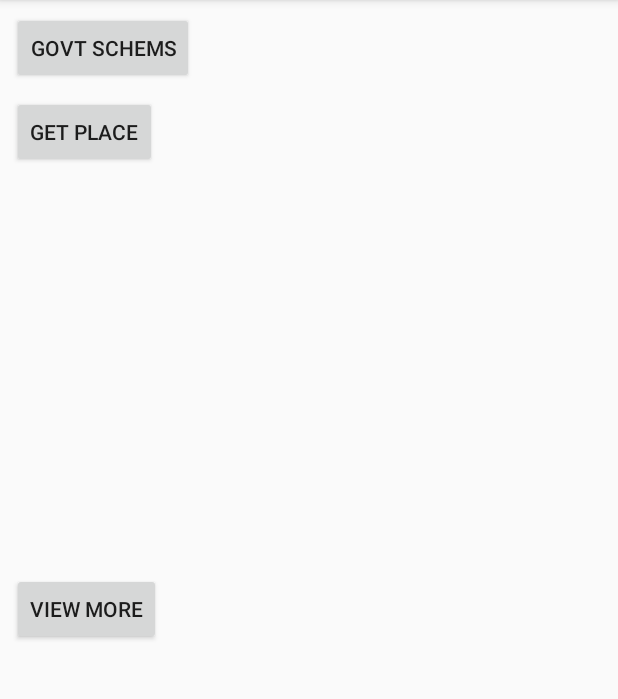
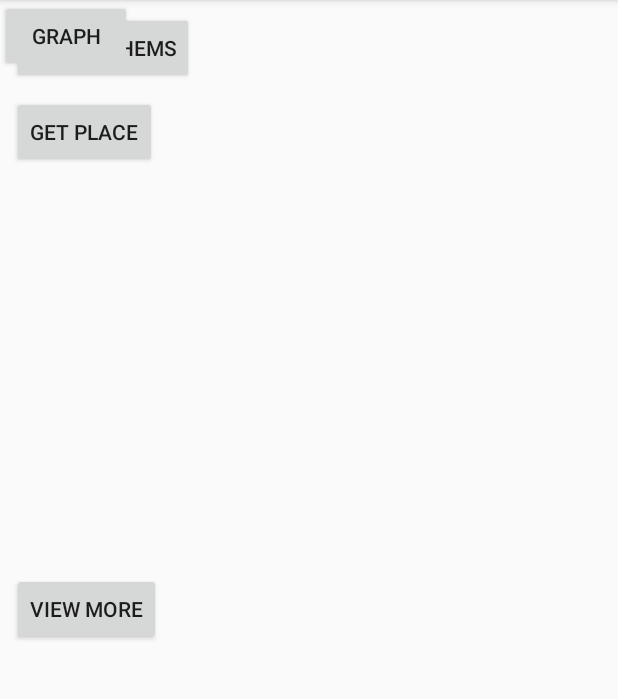
Before and after one commit to Lavanyagaur22/SIH19, an Android app: the screen it shows after launch (MainActivity), on a phone screen of 412 x 824 dp, the part 84-783 px from its top. Run offline under Robolectric (Android 15) with nearby library versions, the phone set to English and light mode, and no system bars; our stand-ins replace Firebase (no records; nobody signed in at launch, a user with empty details on screens opened directly).

Commit message:
bmi added

```diff
--- a/app/build.gradle
+++ b/app/build.gradle
@@ -23,6 +23,7 @@ android {
 dependencies {
     implementation fileTree(dir: 'libs', include: ['*.jar'])
     implementation 'com.android.support:appcompat-v7:28.0.0'
+    implementation 'com.jjoe64:graphview:4.2.2'
     implementation 'com.android.support.constraint:constraint-layout:1.1.3'
     implementation 'com.google.firebase:firebase-core:16.0.7'
     implementation 'com.google.firebase:firebase-database:16.0.6'
@@ -54,6 +55,7 @@ dependencies {
     implementation 'com.katepratik.msg91-android-sdk:library:0.1'
     implementation 'com.razorpay:checkout:1.4.5'
     implementation 'de.hdodenhof:circleimageview:2.2.0'
+    implementation 'com.github.lecho:hellocharts-library:1.5.8@aar'
     implementation 'com.alespero:expandable-cardview:0.8'
     implementation 'com.squareup.picasso:picasso:2.71828'
     implementation 'com.github.sundeepk:compact-calendar-view:3.0.0'
--- a/app/src/main/AndroidManifest.xml
+++ b/app/src/main/AndroidManifest.xml
@@ -39,6 +39,7 @@
         <activity android:name=".NearbyPlace.ActivityMapsCurrentPlace" />
         <activity android:name=".WebViewActivity" />
         <activity android:name=".NGODetailActivity"/>
+        <activity android:name=".BMIGraphActivity" />
 
     </application>
 
--- a/app/src/main/java/com/codingblocks/sih19/MainActivity.java
+++ b/app/src/main/java/com/codingblocks/sih19/MainActivity.java
@@ -4,9 +4,6 @@ import android.content.Intent;
 import android.support.annotation.NonNull;
 import android.support.v7.app.AppCompatActivity;
 import android.os.Bundle;
-import android.util.Log;
-import android.view.View;
-import android.widget.Button;
 import android.view.View;
 import android.widget.Button;
 import android.widget.CheckBox;
@@ -17,7 +14,6 @@ import android.widget.TableRow;
 import android.widget.Toast;
 
 import com.codingblocks.sih19.NearbyPlace.ActivityMapsCurrentPlace;
-import com.codingblocks.sih19.NearbyPlace.GetNearbyPlacesData;
 import com.google.firebase.auth.FirebaseAuth;
 import com.google.firebase.auth.FirebaseUser;
 import com.google.firebase.database.DataSnapshot;
@@ -26,18 +22,8 @@ import com.google.firebase.database.DatabaseReference;
 import com.google.firebase.database.FirebaseDatabase;
 import com.google.firebase.database.ValueEventListener;
 
-import org.json.JSONException;
-import org.json.JSONObject;
-
-import java.io.IOException;
-import java.io.InputStream;
-import java.nio.charset.StandardCharsets;
 import java.util.ArrayList;
-import java.util.Calendar;
 import java.util.Date;
-import java.util.GregorianCalendar;
-
-import static android.util.Config.LOGD;
 
 public class MainActivity extends AppCompatActivity {
 
@@ -193,6 +179,15 @@ public class MainActivity extends AppCompatActivity {
         });
 
 
+        Button btnGraph=findViewById(R.id.btnGraph);
+        btnGraph.setOnClickListener(new View.OnClickListener() {
+            @Override
+            public void onClick(View v) {
+                Intent intent=new Intent(MainActivity.this, BMIGraphActivity.class);
+                startActivity(intent);
+            }
+        });
+
     }
 
 }
--- a/app/src/main/res/layout/activity_main.xml
+++ b/app/src/main/res/layout/activity_main.xml
@@ -46,4 +46,12 @@
         app:layout_constraintStart_toStartOf="parent"
         app:layout_constraintTop_toBottomOf="@+id/immunizationLinearLayout" />
 
+    <Button
+        android:layout_width="wrap_content"
+        android:layout_height="wrap_content"
+        tools:layout_editor_absoluteX="17dp"
+        tools:layout_editor_absoluteY="524dp"
+        android:text="graph"
+        android:id="@+id/btnGraph"
+        tools:ignore="MissingConstraints" />
 </android.support.constraint.ConstraintLayout>
```
